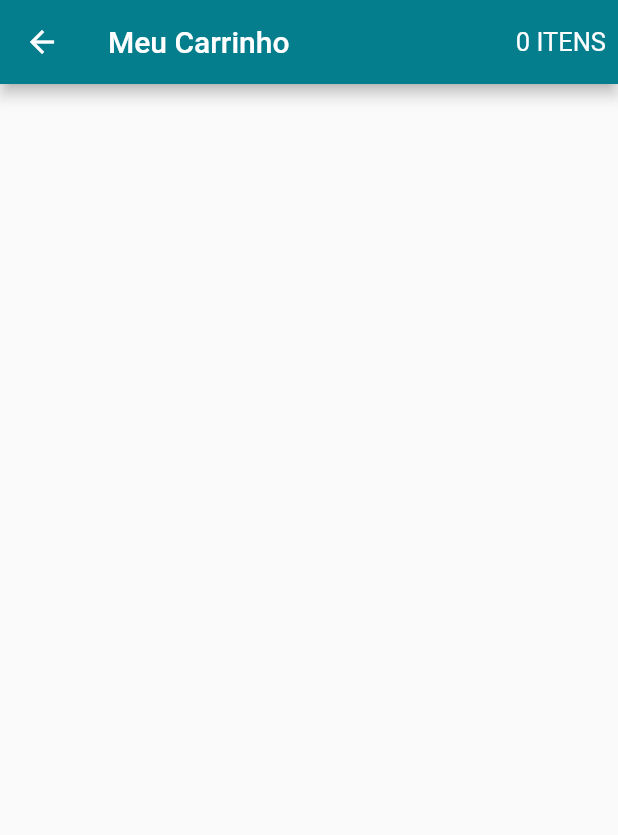
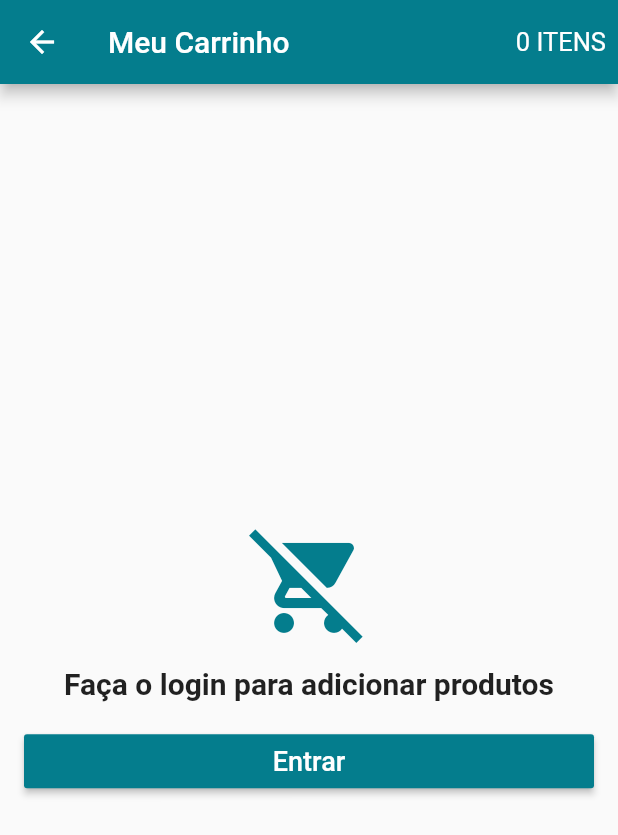
Before and after one commit to MarceloJCorrea/CursoFlutter, a Flutter app: the CartScreen screen opened directly, on a phone screen of 412 x 824 dp. Shown: the top 835 px of the screen. Run offline on Flutter 3.47's test engine with Material 2 defaults, Android fonts, the phone set to English and light mode, and no system bars; our stand-ins replace carousel_pro, cloud_firestore, firebase_auth, firebase_storage, google_sign_in, image_picker and 3 more; accounts and stored records are empty.

Commit message:
Criando a tela do carrinho para adicionar os produtos

```diff
--- a/loja_virtual/loja_virtual/lib/data/cart_product.dart
+++ b/loja_virtual/loja_virtual/lib/data/cart_product.dart
@@ -14,6 +14,7 @@ class CartProduct{
   ProductData productData;//dados do produto da classe product_data, dados do produto não serão armazendos permanentemente no produto mas ela precisa aparecer no carrinho
 
   CartProduct(); //construtor vazio
+
 
   CartProduct.fromDocument(DocumentSnapshot document){//vai receber todos os produtos do carrinho e vai transformar num CardProduct
     cid = document.documentID;
--- a/loja_virtual/loja_virtual/lib/models/cart_model.dart
+++ b/loja_virtual/loja_virtual/lib/models/cart_model.dart
@@ -11,6 +11,8 @@ class CartModel extends Model{
   UserModel user; //recebe o usuaário do user model
 
   CartModel(this.user);//carrinho vai ter acesso ao usuário atual, se mudar de usuário vai ter outros produtos
+
+  bool isLoading = false;//inicia a variavel de que está carregando com false
 
   //desta forma pode-se acessar o CartModel de qualquer lugar de uma forma muito simples
   static CartModel of(BuildContext context) =>
--- a/loja_virtual/loja_virtual/lib/screens/cart_screen.dart
+++ b/loja_virtual/loja_virtual/lib/screens/cart_screen.dart
@@ -1,5 +1,8 @@
 import 'package:flutter/material.dart';
 import 'package:lojavirtual/models/cart_model.dart';
+import 'package:lojavirtual/models/user_model.dart';
+import 'package:lojavirtual/screens/login_screen.dart';
+import 'package:lojavirtual/tiles/cart_tile.dart';
 import 'package:scoped_model/scoped_model.dart';
 
 class CartScreen extends StatelessWidget {
@@ -24,6 +27,53 @@ class CartScreen extends StatelessWidget {
           )
         ],
       ),
+      body: ScopedModelDescendant<CartModel>(
+        builder: (context, child, model){
+          if(model.isLoading && UserModel.of(context).isLoggedIn()){//se estou carregando o carrinho e estou logado, mostra a bolinha de progresso
+            return Center(
+              child: CircularProgressIndicator(),
+            );
+          } else if (!UserModel.of(context).isLoggedIn()){//se não estou logado, mostra um ícone, mensagem e botão para entrar
+            return Container(
+              padding: EdgeInsets.all(16.0),
+              child: Column(
+                crossAxisAlignment: CrossAxisAlignment.stretch,//para usar o espaço da tela
+                mainAxisAlignment: MainAxisAlignment.center,//para centralizar tudo
+                children: <Widget>[
+                  Icon(Icons.remove_shopping_cart, color: Theme.of(context).primaryColor, size: 80.0,),//icone do carrinho
+                  SizedBox(height: 16.0,),//espaçamento
+                  Text("Faça o login para adicionar produtos", style: TextStyle(fontSize: 20.0, fontWeight: FontWeight.bold),textAlign: TextAlign.center,), //texto para entrar com fonte e alinhado ao centro
+                  SizedBox(height: 16.0,),
+                  RaisedButton(
+                    child: Text("Entrar", style: TextStyle(fontSize: 18.0),),
+                    textColor: Colors.white, //texto do botão
+                    color: Theme.of(context).primaryColor,//cor do botão
+                    onPressed: (){
+                      Navigator.of(context).push(
+                        MaterialPageRoute(builder: (context)=>LoginScreen())
+                      );
+                    },
+
+                  )
+                ],
+              )
+            );
+          } else if(model.products == null || model.products.length == 0){//se não houver produtos no carrinho retorna uma mensagem
+            return Center(
+              child: Text("Não há produtos no carrinho", style: TextStyle(fontSize: 20.0, fontWeight: FontWeight.bold),textAlign: TextAlign.center,),
+            );
+          } else
+          return ListView(
+            children: <Widget>[
+              Column(
+                children: model.products.map((products) {//pegando cada um dos produtos da lista de produtos do cartmodel e transformando em um CartTile
+                  return CartTile(products);
+                }).toList()
+              )
+            ],
+          );
+        },
+      ),
     );
   }
 }
```
Also changed, not shown: loja_virtual/loja_virtual/lib/tiles/cart_tile.dart (added, +40 -0 lines).
